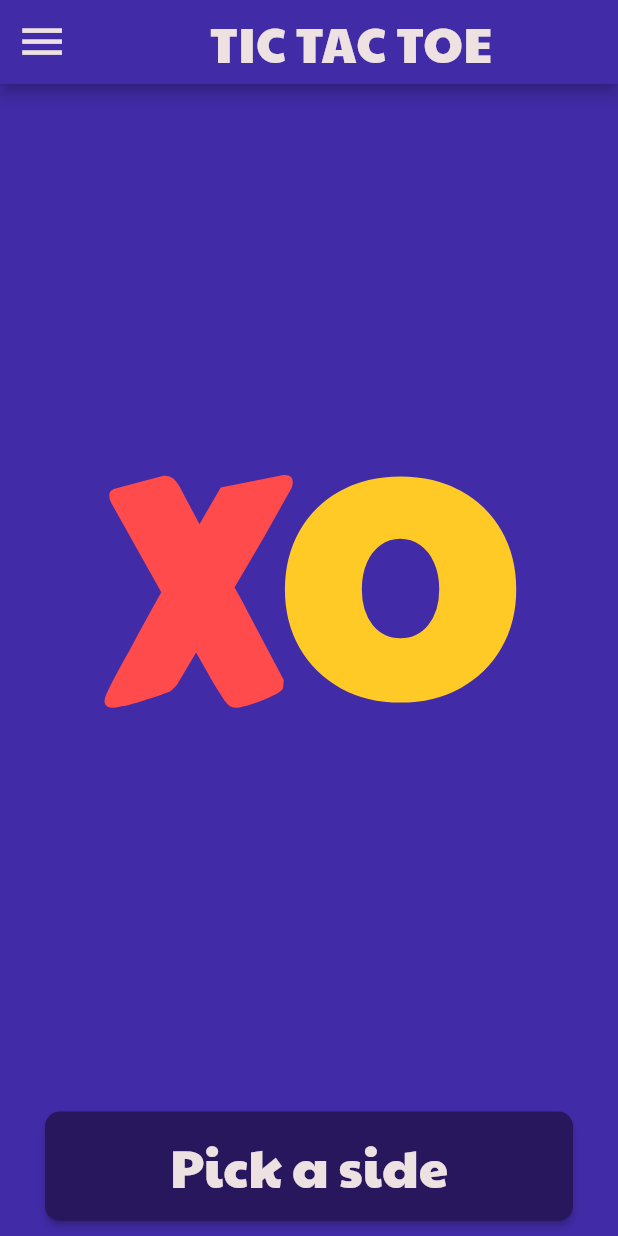
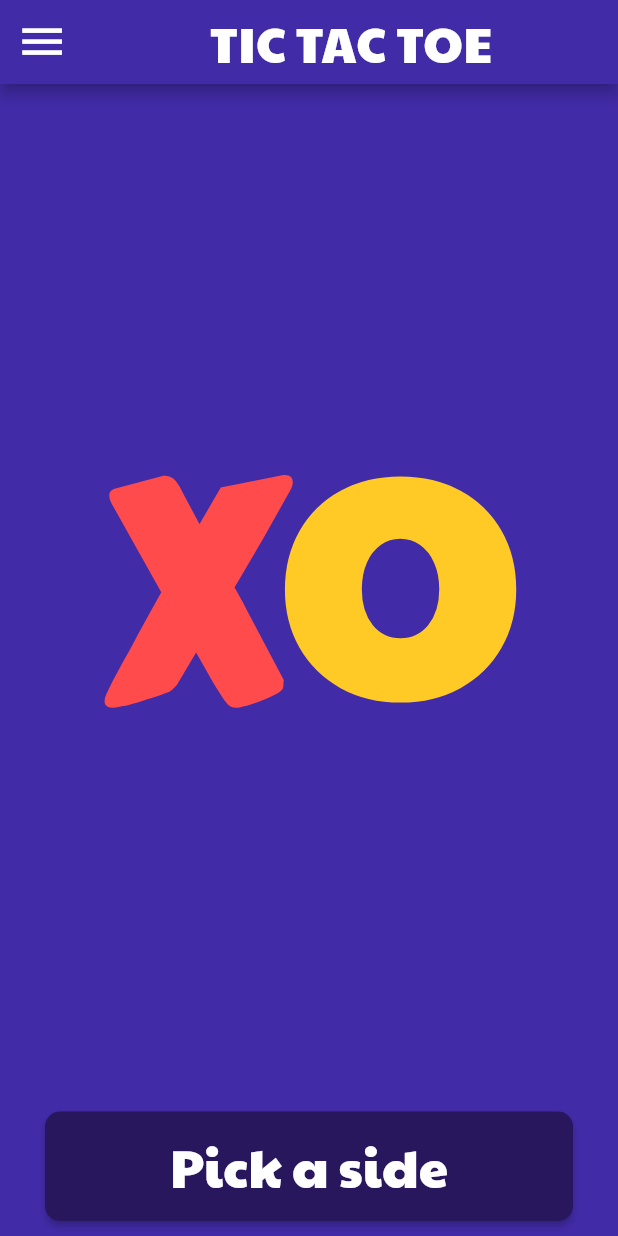
Before and after one commit to SaiManojBotchu/TicTacToe, a Flutter app: the screen it shows after launch, on a phone screen of 412 x 824 dp. Run offline on Flutter 3.47's test engine with Material 2 defaults, Android fonts, the phone set to English and light mode, and no system bars; our stand-ins replace assets_audio_player, delayed_display, rflutter_alert; missing offline and left inert: anitex.

Commit message:
change kTextColor and add some vertical padding to the alert dialog

```diff
--- a/lib/constants.dart
+++ b/lib/constants.dart
@@ -1,7 +1,7 @@
 import 'package:flutter/material.dart';
 
 const kBackgroundColor = Color(0xFF422BA7);
-const kTextColor = Color(0xFFede1e1);
+const kTextColor = Colors.white;
 
 const kXColor = Color(0xFFFF4B4B);
 const kOColor = Color(0xFFFFCA26);
--- a/lib/screens/welcome/components/alert_dialog.dart
+++ b/lib/screens/welcome/components/alert_dialog.dart
@@ -11,7 +11,7 @@ class MyAlertDialog {
       fontFamily: 'Coiny',
       fontWeight: FontWeight.bold,
     ),
-    alertPadding: EdgeInsets.symmetric(horizontal: 20.0, vertical: 0.0),
+    alertPadding: EdgeInsets.symmetric(horizontal: 20.0, vertical: 20.0),
     alertBorder: RoundedRectangleBorder(
       borderRadius: BorderRadius.circular(10.0),
     ),
```
